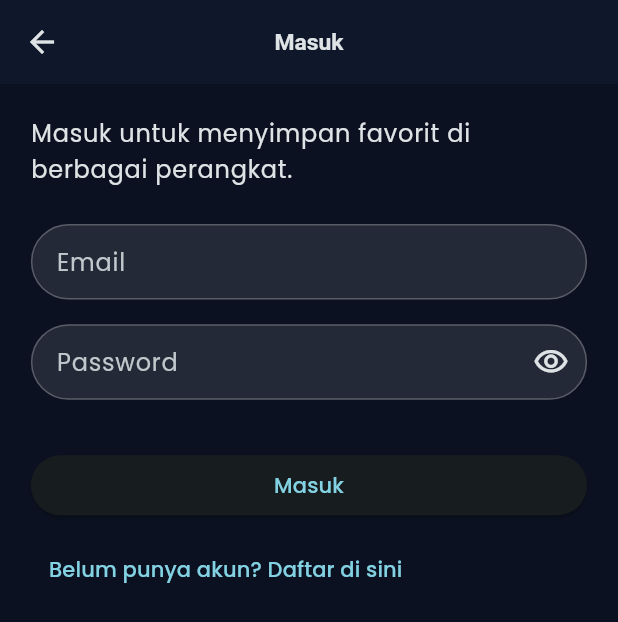
After one commit to rahmatsigma/streamime, a Flutter app: the screen it shows after launch, after a tap on the "person" icon, on a phone screen of 412 x 824 dp. The commit adds this screen. Shown: the top 622 px of the screen. Run offline on Flutter 3.47's test engine with Material 3 defaults, Android fonts, the phone set to English and light mode, and no system bars; our stand-ins replace bloc, cloud_firestore, dio, equatable, firebase_auth, firebase_core and 6 more; accounts and stored records are empty; network calls fail.

Commit message:
login daftar terintegrasi database firebase

```diff
--- /dev/null
+++ b/lib/logic/cubit/auth_cubit.dart
@@ -0,0 +1,90 @@
+import 'dart:async';
+
+import 'package:bloc/bloc.dart';
+import 'package:equatable/equatable.dart';
+import 'package:firebase_auth/firebase_auth.dart';
+
+import '../../services/auth_service.dart';
+
+part 'auth_state.dart';
+
+class AuthCubit extends Cubit<AuthState> {
+  AuthCubit(this._authService) : super(const AuthState()) {
+    _subscription = _authService.authStateChanges.listen(_onUserChanged);
+  }
+
+  final AuthService _authService;
+  StreamSubscription<User?>? _subscription;
+
+  Future<void> signIn({required String email, required String password}) async {
+    emit(state.copyWith(status: AuthStatus.loading, errorMessage: null));
+    try {
+      await _authService.signIn(email: email, password: password);
+      emit(state.copyWith(status: AuthStatus.authenticated));
+    } on FirebaseAuthException catch (e) {
+      emit(
+        state.copyWith(
+          status: AuthStatus.failure,
+          errorMessage: e.message ?? 'Gagal masuk, coba lagi.',
+        ),
+      );
+    } catch (e) {
+      emit(
+        state.copyWith(status: AuthStatus.failure, errorMessage: e.toString()),
+      );
+    }
+  }
+
+  Future<void> signUp({
+    required String name,
+    required String email,
+    required String password,
+  }) async {
+    emit(state.copyWith(status: AuthStatus.loading, errorMessage: null));
+    try {
+      await _authService.signUp(name: name, email: email, password: password);
+      emit(state.copyWith(status: AuthStatus.authenticated));
+    } on FirebaseAuthException catch (e) {
+      emit(
+        state.copyWith(
+          status: AuthStatus.failure,
+          errorMessage: e.message ?? 'Gagal mendaftar, coba lagi.',
+        ),
+      );
+    } catch (e) {
+      emit(
+        state.copyWith(status: AuthStatus.failure, errorMessage: e.toString()),
+      );
+    }
+  }
+
+  Future<void> signOut() async {
+    await _authService.signOut();
+  }
+
+  void _onUserChanged(User? user) {
+    if (user == null) {
+      emit(
+        state.copyWith(
+          status: AuthStatus.unauthenticated,
+          user: null,
+          errorMessage: null,
+        ),
+      );
+    } else {
+      emit(
+        state.copyWith(
+          status: AuthStatus.authenticated,
+          user: user,
+          errorMessage: null,
+        ),
+      );
+    }
+  }
+
+  @override
+  Future<void> close() {
+    _subscription?.cancel();
+    return super.close();
+  }
+}
--- /dev/null
+++ b/lib/logic/cubit/auth_state.dart
@@ -0,0 +1,29 @@
+part of 'auth_cubit.dart';
+
+enum AuthStatus { unknown, loading, authenticated, unauthenticated, failure }
+
+class AuthState extends Equatable {
+  const AuthState({
+    this.status = AuthStatus.unknown,
+    this.user,
+    this.errorMessage,
+  });
+
+  final AuthStatus status;
+  final User? user;
+  final String? errorMessage;
+
+  bool get isAuthenticated =>
+      status == AuthStatus.authenticated && user != null;
+
+  AuthState copyWith({AuthStatus? status, User? user, String? errorMessage}) {
+    return AuthState(
+      status: status ?? this.status,
+      user: user ?? this.user,
+      errorMessage: errorMessage,
+    );
+  }
+
+  @override
+  List<Object?> get props => [status, user, errorMessage];
+}
--- a/lib/main.dart
+++ b/lib/main.dart
@@ -1,16 +1,22 @@
+import 'package:firebase_core/firebase_core.dart';
 import 'package:flutter/material.dart';
 import 'package:flutter_bloc/flutter_bloc.dart';
+import 'package:google_fonts/google_fonts.dart';
 import 'package:hive_flutter/hive_flutter.dart';
 import 'package:sizer/sizer.dart';
-import 'package:google_fonts/google_fonts.dart';
+
 import 'data/models/anime_model.dart';
 import 'data/repositories/anime_repository.dart';
+import 'firebase_options.dart';
+import 'logic/cubit/auth_cubit.dart';
 import 'logic/cubit/favorite_cubit.dart';
 import 'logic/cubit/top_anime_cubit.dart';
 import 'presentation/navigation/app_router.dart';
+import 'services/auth_service.dart';
 
 void main() async {
   WidgetsFlutterBinding.ensureInitialized();
+  await Firebase.initializeApp(options: DefaultFirebaseOptions.currentPlatform);
   await Hive.initFlutter();
   Hive.registerAdapter(AnimeModelAdapter());
   await Hive.openBox<AnimeModel>('favorites');
@@ -27,18 +33,15 @@ class MyApp extends StatelessWidget {
       create: (context) => AnimeRepository(),
       child: MultiBlocProvider(
         providers: [
+          BlocProvider(create: (_) => AuthCubit(AuthService())),
           BlocProvider(
-            create: (context) => TopAnimeCubit(
-              context.read<AnimeRepository>(),
-            ),
+            create: (context) => TopAnimeCubit(context.read<AnimeRepository>()),
           ),
-          BlocProvider(
-            create: (context) => FavoriteCubit()
-              ..loadFavorites(),
-          ),
+          BlocProvider(create: (context) => FavoriteCubit()..loadFavorites()),
         ],
 
-        child: Sizer( // <-- BUNGKUS DENGAN SIZER
+        child: Sizer(
+          // <-- BUNGKUS DENGAN SIZER
           builder: (context, orientation, deviceType) {
             final colorScheme = ColorScheme.fromSeed(
               seedColor: const Color(0xFF22D3EE), // cyan accent
@@ -51,7 +54,9 @@ class MyApp extends StatelessWidget {
               theme: ThemeData(
                 useMaterial3: true,
                 colorScheme: colorScheme,
-                scaffoldBackgroundColor: const Color(0xFF0B1120), // deep night blue
+                scaffoldBackgroundColor: const Color(
+                  0xFF0B1120,
+                ), // deep night blue
                 visualDensity: VisualDensity.adaptivePlatformDensity,
                 pageTransitionsTheme: const PageTransitionsTheme(
                   builders: {
@@ -83,11 +88,10 @@ class MyApp extends StatelessWidget {
                     borderRadius: BorderRadius.circular(16),
                   ),
                 ),
-                textTheme: GoogleFonts.poppinsTextTheme()
-                    .apply(
-                      bodyColor: colorScheme.onSurface,
-                      displayColor: colorScheme.onSurface,
-                    ),
+                textTheme: GoogleFonts.poppinsTextTheme().apply(
+                  bodyColor: colorScheme.onSurface,
+                  displayColor: colorScheme.onSurface,
+                ),
                 inputDecorationTheme: InputDecorationTheme(
                   filled: true,
                   fillColor: Colors.white10,
@@ -106,18 +110,26 @@ class MyApp extends StatelessWidget {
                   ),
                   focusedBorder: OutlineInputBorder(
                     borderRadius: BorderRadius.circular(28),
-                    borderSide: BorderSide(color: colorScheme.secondary, width: 1.5),
+                    borderSide: BorderSide(
+                      color: colorScheme.secondary,
+                      width: 1.5,
+                    ),
                   ),
                 ),
                 chipTheme: ChipThemeData(
-                  backgroundColor: colorScheme.secondary.withValues(alpha: 0.12),
+                  backgroundColor: colorScheme.secondary.withValues(
+                    alpha: 0.12,
+                  ),
                   labelStyle: TextStyle(
                     color: colorScheme.onSecondary,
                     fontSize: 11.sp,
                   ),
                   shape: const StadiumBorder(),
                   side: BorderSide.none,
-                  padding: const EdgeInsets.symmetric(horizontal: 8, vertical: 4),
+                  padding: const EdgeInsets.symmetric(
+                    horizontal: 8,
+                    vertical: 4,
+                  ),
                 ),
                 dividerTheme: const DividerThemeData(
                   color: Colors.white24,
--- a/lib/presentation/navigation/app_router.dart
+++ b/lib/presentation/navigation/app_router.dart
@@ -1,5 +1,6 @@
 import 'package:flutter/material.dart';
 import 'package:go_router/go_router.dart';
+import '../screens/auth_screen.dart';
 import '../screens/detail_screen.dart';
 import '../screens/favorites_screen.dart';
 import '../screens/home_screen.dart';
@@ -12,23 +13,18 @@ final GoRouter appRouter = GoRouter(
   initialLocation: '/splash', // Mulai dari splashscreen
 
   routes: [
-
-    GoRoute(
-      path: '/splash',
-      builder: (context, state) => const SplashScreen(),
-    ),
+    GoRoute(path: '/splash', builder: (context, state) => const SplashScreen()),
+    GoRoute(path: '/login', builder: (context, state) => const AuthScreen()),
     ShellRoute(
       navigatorKey: _shellNavigatorKey,
       builder: (context, state, child) {
         return MainScreen(child: child);
       },
       routes: [
-
         GoRoute(
           path: '/', // Path HomeScreen
           builder: (context, state) => const HomeScreen(),
         ),
-
 
         GoRoute(
           path: '/favorites', // untuk FavoritesScreen
@@ -40,13 +36,11 @@ final GoRouter appRouter = GoRouter(
     GoRoute(
       path: '/detail/:id', // :id parameter dinamis
       builder: (context, state) {
-        final int animeId = int.tryParse(state.pathParameters['id'] ?? '0') ?? 0;
+        final int animeId =
+            int.tryParse(state.pathParameters['id'] ?? '0') ?? 0;
         final String animeTitle = state.extra as String? ?? 'Detail';
 
-        return DetailScreen(
-          animeId: animeId,
-          animeTitle: animeTitle,
-        );
+        return DetailScreen(animeId: animeId, animeTitle: animeTitle);
       },
     ),
   ],
--- /dev/null
+++ b/lib/presentation/screens/auth_screen.dart
@@ -0,0 +1,180 @@
+import 'package:flutter/material.dart';
+import 'package:flutter_bloc/flutter_bloc.dart';
+import 'package:sizer/sizer.dart';
+
+import '../../logic/cubit/auth_cubit.dart';
+
+class AuthScreen extends StatefulWidget {
+  const AuthScreen({super.key});
+
+  @override
+  State<AuthScreen> createState() => _AuthScreenState();
+}
+
+class _AuthScreenState extends State<AuthScreen> {
+  final _formKey = GlobalKey<FormState>();
+  final _nameController = TextEditingController();
+  final _emailController = TextEditingController();
+  final _passwordController = TextEditingController();
+
+  bool _isLogin = true;
+  bool _obscurePassword = true;
+
+  @override
+  void dispose() {
+    _nameController.dispose();
+    _emailController.dispose();
+    _passwordController.dispose();
+    super.dispose();
+  }
+
+  void _toggleMode() {
+    setState(() => _isLogin = !_isLogin);
+  }
+
+  void _submit() {
+    if (!_formKey.currentState!.validate()) return;
+    final authCubit = context.read<AuthCubit>();
+    if (_isLogin) {
+      authCubit.signIn(
+        email: _emailController.text.trim(),
+        password: _passwordController.text.trim(),
+      );
+    } else {
+      authCubit.signUp(
+        name: _nameController.text.trim(),
+        email: _emailController.text.trim(),
+        password: _passwordController.text.trim(),
+      );
+    }
+  }
+
+  @override
+  Widget build(BuildContext context) {
+    return Scaffold(
+      appBar: AppBar(title: Text(_isLogin ? 'Masuk' : 'Buat Akun')),
+      body: BlocConsumer<AuthCubit, AuthState>(
+        listener: (context, state) {
+          if (state.status == AuthStatus.failure &&
+              state.errorMessage != null) {
+            ScaffoldMessenger.of(
+              context,
+            ).showSnackBar(SnackBar(content: Text(state.errorMessage!)));
+          }
+          if (state.isAuthenticated) {
+            Navigator.of(context).pop(); // kembali ke layar sebelumnya
+            ScaffoldMessenger.of(context).showSnackBar(
+              SnackBar(
+                content: Text(
+                  _isLogin
+                      ? 'Berhasil masuk.'
+                      : 'Akun berhasil dibuat dan sudah masuk.',
+                ),
+              ),
+            );
+          }
+        },
+        builder: (context, state) {
+          final isLoading = state.status == AuthStatus.loading;
+          return SingleChildScrollView(
+            padding: EdgeInsets.all(5.w),
+            child: Form(
+              key: _formKey,
+              child: Column(
+                crossAxisAlignment: CrossAxisAlignment.start,
+                children: [
+                  Text(
+                    _isLogin
+                        ? 'Masuk untuk menyimpan favorit di berbagai perangkat.'
+                        : 'Daftar agar favoritmu tersinkron otomatis.',
+                    style: Theme.of(context).textTheme.bodyLarge,
+                  ),
+                  SizedBox(height: 3.h),
+                  if (!_isLogin) ...[
+                    TextFormField(
+                      controller: _nameController,
+                      decoration: const InputDecoration(
+                        labelText: 'Nama lengkap',
+                      ),
+                      validator: (value) {
+                        if (value == null || value.trim().isEmpty) {
+                          return 'Nama wajib diisi';
+                        }
+                        return null;
+                      },
+                    ),
+                    SizedBox(height: 2.h),
+                  ],
+                  TextFormField(
+                    controller: _emailController,
+                    keyboardType: TextInputType.emailAddress,
+                    decoration: const InputDecoration(labelText: 'Email'),
+                    validator: (value) {
+                      if (value == null || value.trim().isEmpty) {
+                        return 'Email wajib diisi';
+                      }
+                      if (!value.contains('@')) {
+                        return 'Format email tidak valid';
+                      }
+                      return null;
+                    },
+                  ),
+                  SizedBox(height: 2.h),
+                  TextFormField(
+                    controller: _passwordController,
+                    obscureText: _obscurePassword,
+                    decoration: InputDecoration(
+                      labelText: 'Password',
+                      suffixIcon: IconButton(
+                        icon: Icon(
+                          _obscurePassword
+                              ? Icons.visibility_outlined
+                              : Icons.visibility_off_outlined,
+                        ),
+                        onPressed: () => setState(
+                          () => _obscurePassword = !_obscurePassword,
+                        ),
+                      ),
+                    ),
+                    validator: (value) {
+                      if (value == null || value.trim().isEmpty) {
+                        return 'Password wajib diisi';
+                      }
+                      if (value.length < 6) {
+                        return 'Minimal 6 karakter';
+                      }
+                      return null;
+                    },
+                  ),
+                  SizedBox(height: 4.h),
+                  SizedBox(
+                    width: double.infinity,
+                    child: ElevatedButton(
+                      onPressed: isLoading ? null : _submit,
+                      child: isLoading
+                          ? const SizedBox(
+                              width: 18,
+                              height: 18,
+                              child: CircularProgressIndicator(strokeWidth: 2),
+                            )
+                          : Text(_isLogin ? 'Masuk' : 'Daftar'),
+                    ),
+                  ),
+                  SizedBox(height: 1.h),
+                  TextButton(
+                    onPressed: isLoading ? null : _toggleMode,
+                    child: Text(
+                      _isLogin
+                          ? 'Belum punya akun? Daftar di sini'
+                          : 'Sudah punya akun? Masuk di sini',
+                    ),
+                  ),
+                ],
+              ),
+            ),
+          );
+        },
+      ),
+    );
+  }
+}
--- a/lib/presentation/screens/home_screen.dart
+++ b/lib/presentation/screens/home_screen.dart
@@ -4,9 +4,9 @@ import 'package:flutter_bloc/flutter_bloc.dart';
 import 'package:go_router/go_router.dart';
 import 'package:sizer/sizer.dart';
 import '../../data/models/anime_model.dart';
+import '../../logic/cubit/auth_cubit.dart';
 import '../../logic/cubit/favorite_cubit.dart';
 import '../../logic/cubit/top_anime_cubit.dart';
-
 
 class HomeScreen extends StatefulWidget {
   const HomeScreen({super.key});
@@ -38,7 +38,8 @@ class _HomeScreenState extends State<HomeScreen> {
   }
 
   void _onScroll() {
-    if (_scrollController.position.pixels >= _scrollController.position.maxScrollExtent - 200) {
+    if (_scrollController.position.pixels >=
+        _scrollController.position.maxScrollExtent - 200) {
       context.read<TopAnimeCubit>().loadMore();
     }
   }
@@ -62,7 +63,22 @@ class _HomeScreenState extends State<HomeScreen> {
               _searchController.clear();
               context.read<TopAnimeCubit>().fetchTopAnime();
             },
-          )
+          ),
+          BlocBuilder<AuthCubit, AuthState>(
+            builder: (context, authState) {
+              return IconButton(
+                icon: const Icon(Icons.person),
+                onPressed: () {
+                  if (authState.isAuthenticated) {
+                    _showProfileSheet(context, authState);
+                  } else {
+                    context.push('/login');
+                  }
+                },
+                tooltip: authState.isAuthenticated ? 'Profil' : 'Masuk',
+              );
+            },
+          ),
         ],
       ),
       body: Container(
@@ -88,11 +104,11 @@ class _HomeScreenState extends State<HomeScreen> {
                   contentPadding: EdgeInsets.symmetric(vertical: 1.2.h),
                   suffixIcon: IconButton(
                     icon: const Icon(Icons.clear),
-                  onPressed: (){
+                    onPressed: () {
                       _searchController.clear();
                       context.read<TopAnimeCubit>().fetchTopAnime();
                     },
-                )
+                  ),
                 ),
                 onChanged: _onSearchChanged,
               ),
@@ -101,7 +117,6 @@ class _HomeScreenState extends State<HomeScreen> {
             Expanded(
               child: BlocBuilder<TopAnimeCubit, TopAnimeState>(
                 builder: (context, state) {
-
                   if (state is TopAnimeLoading) {
                     return const Center(child: CircularProgressIndicator());
                   }
@@ -127,13 +142,17 @@ class _HomeScreenState extends State<HomeScreen> {
                         bool isWide = constraints.maxWidth > 600;
 
                         if (isWide) {
-                        int crossAxisCount = (constraints.maxWidth / 250).floor();
+                          int crossAxisCount = (constraints.maxWidth / 250)
+                              .floor();
 
                           return GridView.builder(
-                          controller: _scrollController, // Controller tetap sama
-                          gridDelegate: SliverGridDelegateWithFixedCrossAxisCount(
+                            controller:
+                                _scrollController, // Controller tetap sama
+                            gridDelegate:
+                                SliverGridDelegateWithFixedCrossAxisCount(
                                   crossAxisCount: crossAxisCount,
-                            childAspectRatio: 0.65, // Rasio item (sesuaikan)
+                                  childAspectRatio:
+                                      0.65, // Rasio item (sesuaikan)
                                   crossAxisSpacing: 2.w,
                                   mainAxisSpacing: 2.w,
                                 ),
@@ -144,7 +163,9 @@ class _HomeScreenState extends State<HomeScreen> {
                             itemBuilder: (context, index) {
                               if (index >= state.animeList.length) {
                                 // Loading indicator di paling bawah
-                              return const Center(child: CircularProgressIndicator());
+                                return const Center(
+                                  child: CircularProgressIndicator(),
+                                );
                               }
                               final anime = state.animeList[index];
                               // Tampilkan item sebagai Grid Card
@@ -187,6 +208,56 @@ class _HomeScreenState extends State<HomeScreen> {
           ],
         ),
       ),
+    );
+  }
+
+  void _showProfileSheet(BuildContext context, AuthState state) {
+    final user = state.user;
+    showModalBottomSheet<void>(
+      context: context,
+      backgroundColor: const Color(0xFF111827),
+      shape: const RoundedRectangleBorder(
+        borderRadius: BorderRadius.vertical(top: Radius.circular(24)),
+      ),
+      builder: (_) {
+        return Padding(
+          padding: EdgeInsets.fromLTRB(5.w, 3.h, 5.w, 3.h),
+          child: Column(
+            mainAxisSize: MainAxisSize.min,
+            crossAxisAlignment: CrossAxisAlignment.start,
+            children: [
+              Text('Akun Saya', style: Theme.of(context).textTheme.titleLarge),
+              SizedBox(height: 2.h),
+              ListTile(
+                contentPadding: EdgeInsets.zero,
+                leading: CircleAvatar(
+                  radius: 26,
+                  backgroundColor: Colors.white12,
+                  child: Text(
+                    (user?.displayName ?? user?.email ?? 'U').characters.first
+                        .toUpperCase(),
+                    style: const TextStyle(fontWeight: FontWeight.bold),
+                  ),
+                ),
+                title: Text(user?.displayName ?? 'Pengguna Streamime'),
+                subtitle: Text(user?.email ?? '-'),
+              ),
+              SizedBox(height: 2.h),
+              SizedBox(
+                width: double.infinity,
+                child: ElevatedButton.icon(
+                  onPressed: () {
+                    Navigator.of(context).pop();
+                    context.read<AuthCubit>().signOut();
+                  },
+                  icon: const Icon(Icons.logout),
+                  label: const Text('Keluar'),
+                ),
+              ),
+            ],
+          ),
+        );
+      },
     );
   }
 }
@@ -262,12 +333,9 @@ class _AnimeGridCard extends StatelessWidget {
                   child: Image.network(
                     anime.imageUrl,
                     fit: BoxFit.cover, // fit: cover penting
-                    errorBuilder: (context, error, stackTrace) =>
-                        Container(
+                    errorBuilder: (context, error, stackTrace) => Container(
                       color: Colors.grey[850],
-                      child: Center(
-                        child: Icon(Icons.broken_image, size: 8.w),
-                      ),
+                      child: Center(child: Icon(Icons.broken_image, size: 8.w)),
                     ),
                   ),
                 ),
@@ -282,14 +350,20 @@ class _AnimeGridCard extends StatelessWidget {
                   children: [
                     Text(
                       anime.title,
-                      style: TextStyle(fontSize: 12.sp, fontWeight: FontWeight.bold),
+                      style: TextStyle(
+                        fontSize: 12.sp,
+                        fontWeight: FontWeight.bold,
+                      ),
                       maxLines: 2,
                       overflow: TextOverflow.ellipsis,
                     ),
                     SizedBox(height: 0.5.h),
                     Text(
                       'Score: ${anime.score.toString()}',
-                      style: TextStyle(fontSize: 10.sp, color: Colors.grey[400]),
+                      style: TextStyle(
+                        fontSize: 10.sp,
+                        color: Colors.grey[400],
+                      ),
                     ),
                   ],
                 ),
@@ -313,7 +387,9 @@ class _AnimeGridCard extends StatelessWidget {
             right: 0,
             child: BlocBuilder<FavoriteCubit, FavoriteState>(
               builder: (context, favoriteState) {
-                final isFav = context.read<FavoriteCubit>().isFavorite(anime.id);
+                final isFav = context.read<FavoriteCubit>().isFavorite(
+                  anime.id,
+                );
                 return IconButton(
                   icon: Icon(
                     isFav ? Icons.favorite : Icons.favorite_border,
--- /dev/null
+++ b/lib/services/auth_service.dart
@@ -0,0 +1,52 @@
+import 'package:cloud_firestore/cloud_firestore.dart';
+import 'package:firebase_auth/firebase_auth.dart';
+
+class AuthService {
+  AuthService({FirebaseAuth? firebaseAuth, FirebaseFirestore? firestore})
+    : _auth = firebaseAuth ?? FirebaseAuth.instance,
+      _firestore = firestore ?? FirebaseFirestore.instance;
+
+  final FirebaseAuth _auth;
+  final FirebaseFirestore _firestore;
+
+  Stream<User?> get authStateChanges => _auth.authStateChanges();
+
+  Future<void> signIn({required String email, required String password}) async {
+    await _auth.signInWithEmailAndPassword(email: email, password: password);
+  }
+
+  Future<void> signUp({
+    required String name,
+    required String email,
+    required String password,
+  }) async {
+    final credential = await _auth.createUserWithEmailAndPassword(
+      email: email,
+      password: password,
+    );
+
+    if (credential.user != null) {
+      await credential.user!.updateDisplayName(name);
+      await _upsertUserDocument(
+        uid: credential.user!.uid,
+        data: {
+          'name': name,
+          'email': email,
+          'createdAt': FieldValue.serverTimestamp(),
+        },
+      );
+    }
+  }
+
+  Future<void> signOut() => _auth.signOut();
+
+  Future<void> _upsertUserDocument({
+    required String uid,
+    required Map<String, dynamic> data,
+  }) {
+    return _firestore
+        .collection('users')
+        .doc(uid)
+        .set(data, SetOptions(merge: true));
+  }
+}
--- a/pubspec.yaml
+++ b/pubspec.yaml
@@ -20,6 +20,9 @@ dependencies:
   cupertino_icons: ^1.0.8
   flutter_native_splash: ^2.4.7
   google_fonts: ^6.2.1
+  firebase_core: ^3.4.0
+  firebase_auth: ^5.3.0
+  cloud_firestore: ^5.4.0
 
 dev_dependencies:
   flutter_test:
```
Also changed, not shown: lib/presentation/screens/detail_screen.dart (+26 -21 lines), lib/firebase_options.dart (added), pubspec.lock, 3 other files. Lines whose indentation alone changed are shown as unchanged.
